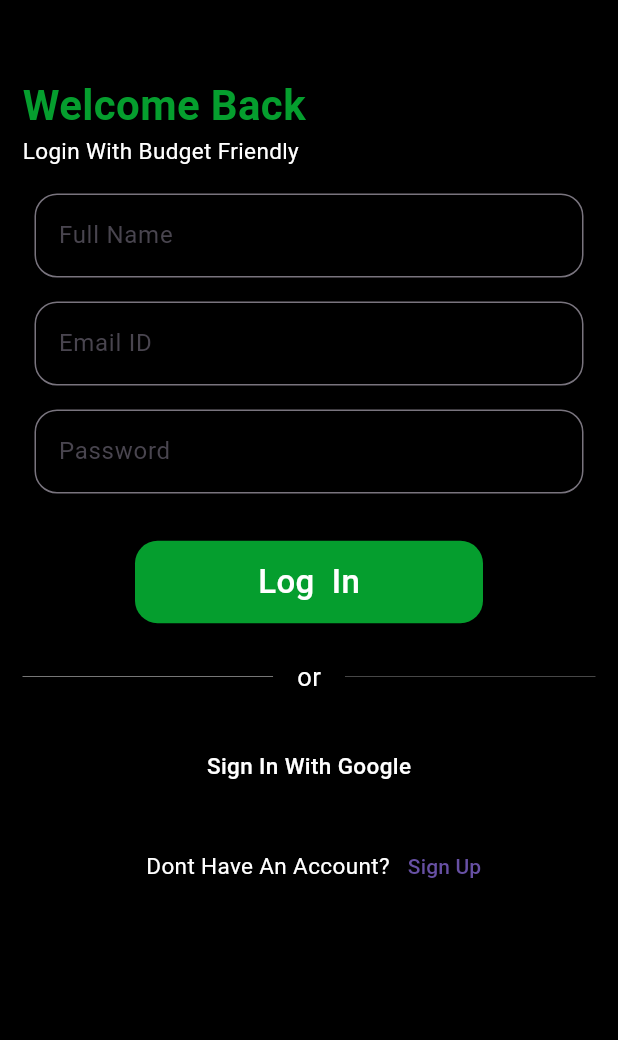
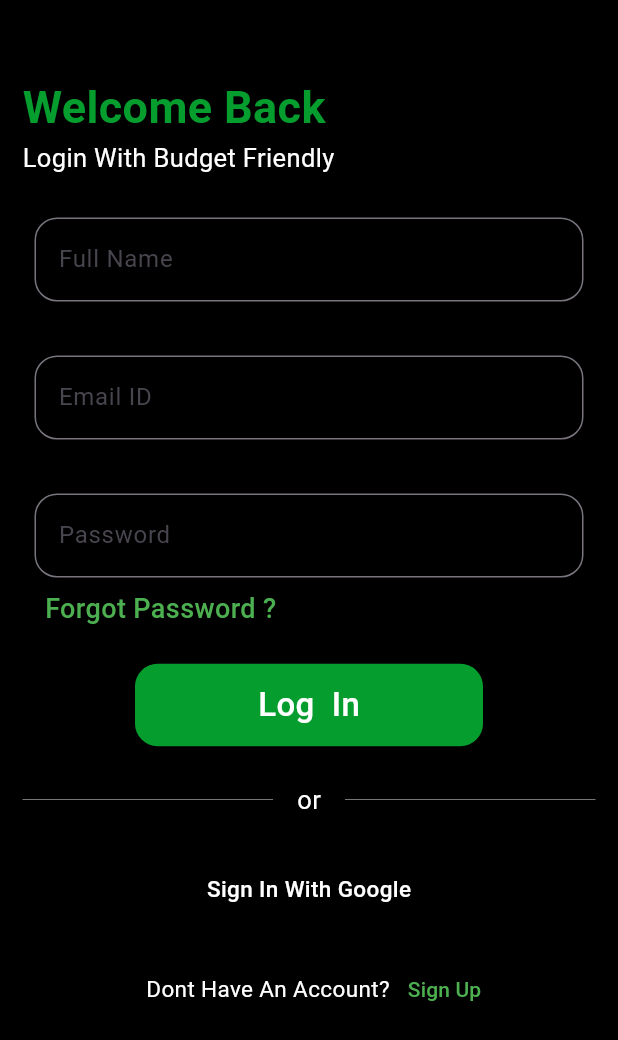
Before and after one commit to MauryaAayush/budget_tracker_app, a Flutter app: the Saving screen opened by its route, after a tap on "Discover Savings", after a tap on "Next", after a tap on "Login", on a phone screen of 412 x 824 dp. Shown: the top 1040 px of the screen. Run offline on Flutter 3.47's test engine with Material 3 defaults, Android fonts, the phone set to English and light mode, and no system bars; our stand-ins replace google_fonts, image_picker, pdf, pie_chart, printing; missing offline and left inert: curved_nav_bar.

Commit message:
Radhey Radhey

```diff
--- a/lib/main.dart
+++ b/lib/main.dart
@@ -57,7 +57,6 @@ class BudgetTracker extends StatelessWidget {
           '/s2': (context) =>  const Privacy(),
           '/s3': (context) =>  const Saving(),
           '/s4': (context) =>  const Splash(),
-
           '/signUp': (context) =>  const SignUp(),
           '/login': (context) =>  const LogIn(),
           '/bottem': (context) => const BottemScreen(),
--- a/lib/view/screens/SplashScreen/intro_get_start.dart
+++ b/lib/view/screens/SplashScreen/intro_get_start.dart
@@ -22,7 +22,7 @@ class _Get_startedState extends State<Get_started> {
           crossAxisAlignment: CrossAxisAlignment.start,
           children: [
             Container(
-              height: height / 2.5,
+              height: height / 3,
               width: width,
               decoration: BoxDecoration(
                   image: DecorationImage(
@@ -38,7 +38,7 @@ class _Get_startedState extends State<Get_started> {
                   child: Text(
                     "Simple and intuitive",
                     style: GoogleFonts.poppins(
-                      fontSize: 30,
+                      fontSize: 25,
                       color: Colors.white,
                       fontWeight: FontWeight.bold,
                       letterSpacing: 1,
--- a/lib/view/screens/SplashScreen/introprivacy.dart
+++ b/lib/view/screens/SplashScreen/introprivacy.dart
@@ -22,7 +22,7 @@ class _PrivacyState extends State<Privacy> {
           crossAxisAlignment: CrossAxisAlignment.start,
           children: [
             Container(
-              height: height / 2.5,
+              height: height / 3,
               width: width,
               decoration: BoxDecoration(
                   image: DecorationImage(
--- a/lib/view/screens/SplashScreen/introsave.dart
+++ b/lib/view/screens/SplashScreen/introsave.dart
@@ -22,7 +22,7 @@ class _SavingState extends State<Saving> {
           crossAxisAlignment: CrossAxisAlignment.start,
           children: [
             Container(
-              height: height / 2.5,
+              height: height / 3,
               width: width,
               decoration: BoxDecoration(
                   image: DecorationImage(
--- a/lib/view/screens/analyticsScreen/analytic_2.dart
+++ b/lib/view/screens/analyticsScreen/analytic_2.dart
@@ -253,7 +253,7 @@ class _Analytics2State extends State<Analytics2> {
               ),
               // graph ////----------------------------------------
               Container(
-                height: height / 3.5,
+                height: height / 3.2,
                 width: width,
                 // decoration: BoxDecoration(color: Colors.blue),
                 child: Center(
@@ -349,7 +349,7 @@ class _Analytics2State extends State<Analytics2> {
               ),
               // graph ////----------------------------------------
               Container(
-                height: height / 3.5,
+                height: height / 3.2,
                 width: width,
                 // decoration: BoxDecoration(color: Colors.blue),
                 child: Center(
@@ -447,7 +447,7 @@ class _Analytics2State extends State<Analytics2> {
                       color: text, fontSize: 18, fontWeight: FontWeight.w500),
                 ),
                 SizedBox(
-                  height: height / 30,
+                  height: height / 20,
                 ),
                 Row(
                   children: [
--- a/lib/view/screens/analyticsScreen/main_analytics.dart
+++ b/lib/view/screens/analyticsScreen/main_analytics.dart
@@ -58,7 +58,7 @@ class _MainAnalyticsState extends State<MainAnalytics> {
                 borderRadius: BorderRadius.circular(8),
               ),
               child: Padding(
-                padding: EdgeInsets.symmetric(horizontal: width * 0.025),
+                padding: EdgeInsets.symmetric(horizontal: width * 0.015),
                 child: Row(
                   children: [
                     GestureDetector(
--- a/lib/view/screens/log_in/login.dart
+++ b/lib/view/screens/log_in/login.dart
@@ -1,3 +1,4 @@
+import 'package:flutter/cupertino.dart';
 import 'package:flutter/material.dart';
 
 import '../../../utils/color.dart';
@@ -34,24 +35,42 @@ class _LogInState extends State<LogIn> {
                 "Welcome Back",
                 style: TextStyle(
                     color: Color(0xff059E2E),
-                    fontSize: 28,
-                    fontWeight: FontWeight.bold),
+                    fontSize: 30,
+                    fontWeight: FontWeight.w700),
               ),
               Text(
                 "Login With Budget Friendly",
-                style: TextStyle(fontSize: 15,color: text),
+                style: TextStyle(fontSize: 17,color: text),
               ),
               SizedBox(
-                height: 10,
+                height: 20,
               ),
               textFieldBox(
+
                 textName,
                 'Full Name',
                 'Full Name',
               ),
+              SizedBox(
+                height: 20,
+              ),
               textFieldBox(textEmail, 'Email ID',
                   'Email ID'),
+
+              SizedBox(
+                height: 20,
+              ),
               textFieldBox(textPassword, 'Password', 'Password'),
+
+              Padding(
+                padding:EdgeInsets.symmetric(horizontal: 15),
+                child: Text('Forgot Password ?',style: TextStyle(
+                  color: Colors.green,
+                  fontWeight: FontWeight.w500,
+                  fontSize:18
+                ),),
+              ),
+
               SizedBox(
                 height: height / 35,
               ),
@@ -103,7 +122,7 @@ class _LogInState extends State<LogIn> {
                   ),
                   Expanded(
                     child: Container(
-                      height: 0.3,
+                      height: 0.5,
                       width: width,
                       color: Colors.grey,
                     ),
@@ -150,7 +169,9 @@ class _LogInState extends State<LogIn> {
 
                       TextButton(onPressed: () {
                         Navigator.pushNamed(context, '/signUp');
-                      }, child: Text("Sign Up"))
+                      }, child: Text("Sign Up",style:TextStyle(
+                        color: Colors.green
+                      ) ,))
 
 
                     ],
```
Also changed, not shown: lib/view/screens/homeScreen/home.dart (+12 -11 lines).
